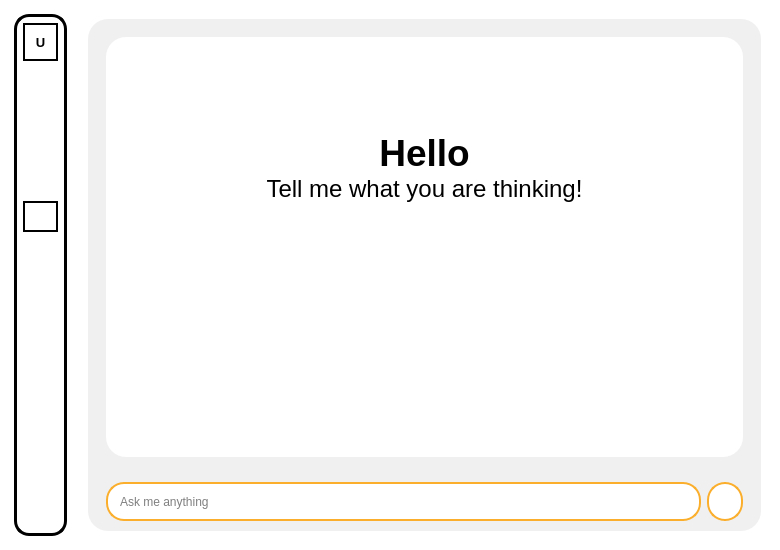
The window that SPCK/GUI/Chat.ui (MaiNgocChau9/Python-App-A-) describes before a commit, drawn with Qt 5.
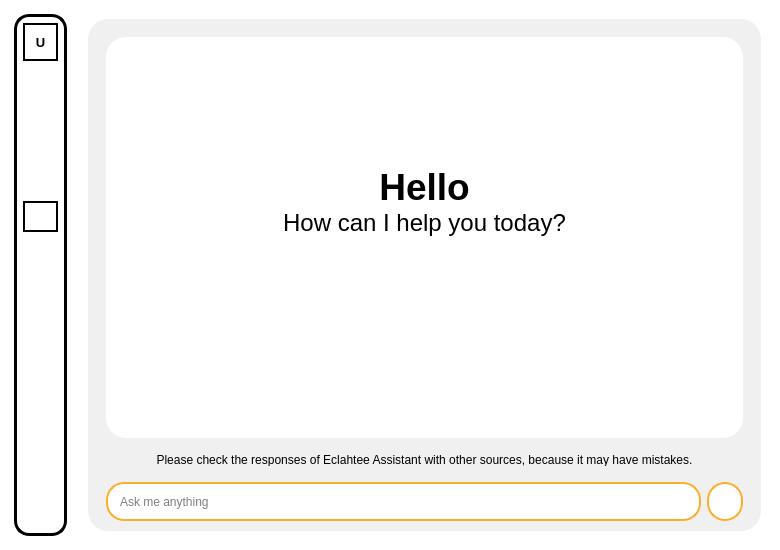
The same window after the commit. Icons and pictures are not drawn.

Diff of the .ui file:
```diff
--- a/SPCK/GUI/Chat.ui
+++ b/SPCK/GUI/Chat.ui
@@ -2,6 +2,9 @@
 <ui version="4.0">
  <class>MainWindow</class>
  <widget class="QMainWindow" name="MainWindow">
+  <property name="enabled">
+   <bool>true</bool>
+  </property>
   <property name="geometry">
    <rect>
     <x>0</x>
@@ -16,6 +19,11 @@
     <height>550</height>
    </size>
   </property>
+  <property name="font">
+   <font>
+    <kerning>false</kerning>
+   </font>
+  </property>
   <property name="windowTitle">
    <string>MainWindow</string>
   </property>
@@ -245,6 +253,20 @@
          <layout class="QVBoxLayout" name="verticalLayout_3">
           <item>
            <widget class="QTextBrowser" name="textBrowser">
+            <property name="enabled">
+             <bool>true</bool>
+            </property>
+            <property name="font">
+             <font>
+              <kerning>false</kerning>
+             </font>
+            </property>
+            <property name="acceptDrops">
+             <bool>false</bool>
+            </property>
+            <property name="toolTip">
+             <string/>
+            </property>
             <property name="styleSheet">
              <string notr="true">QTextBrowser{
 	border: 0px;
@@ -259,22 +281,55 @@
             <property name="horizontalScrollBarPolicy">
              <enum>Qt::ScrollBarAlwaysOff</enum>
             </property>
+            <property name="sizeAdjustPolicy">
+             <enum>QAbstractScrollArea::AdjustIgnored</enum>
+            </property>
             <property name="html">
              <string>&lt;!DOCTYPE HTML PUBLIC &quot;-//W3C//DTD HTML 4.0//EN&quot; &quot;http://www.w3.org/TR/REC-html40/strict.dtd&quot;&gt;
 &lt;html&gt;&lt;head&gt;&lt;meta name=&quot;qrichtext&quot; content=&quot;1&quot; /&gt;&lt;style type=&quot;text/css&quot;&gt;
 p, li { white-space: pre-wrap; }
 &lt;/style&gt;&lt;/head&gt;&lt;body style=&quot; font-family:'MS Shell Dlg 2'; font-size:8.25pt; font-weight:400; font-style:normal;&quot;&gt;
-&lt;p style=&quot;-qt-paragraph-type:empty; margin-top:0px; margin-bottom:0px; margin-left:0px; margin-right:0px; -qt-block-indent:0; text-indent:0px; font-size:8pt;&quot;&gt;&lt;br /&gt;&lt;/p&gt;
-&lt;p align=&quot;center&quot; style=&quot;-qt-paragraph-type:empty; margin-top:0px; margin-bottom:0px; margin-left:0px; margin-right:0px; -qt-block-indent:0; text-indent:0px; font-size:22pt; font-weight:600;&quot;&gt;&lt;br /&gt;&lt;/p&gt;
-&lt;p align=&quot;center&quot; style=&quot;-qt-paragraph-type:empty; margin-top:0px; margin-bottom:0px; margin-left:0px; margin-right:0px; -qt-block-indent:0; text-indent:0px; font-size:22pt; font-weight:600;&quot;&gt;&lt;br /&gt;&lt;/p&gt;
-&lt;p align=&quot;center&quot; style=&quot; margin-top:0px; margin-bottom:0px; margin-left:0px; margin-right:0px; -qt-block-indent:0; text-indent:0px;&quot;&gt;&lt;span style=&quot; font-size:28pt; font-weight:600;&quot;&gt;Hello&lt;/span&gt;&lt;/p&gt;
-&lt;p align=&quot;center&quot; style=&quot; margin-top:0px; margin-bottom:0px; margin-left:0px; margin-right:0px; -qt-block-indent:0; text-indent:0px;&quot;&gt;&lt;span style=&quot; font-size:18pt;&quot;&gt;Tell me what you are thinking!&lt;/span&gt;&lt;/p&gt;&lt;/body&gt;&lt;/html&gt;</string>
+&lt;p style=&quot;-qt-paragraph-type:empty; margin-top:0px; margin-bottom:0px; margin-left:0px; margin-right:0px; -qt-block-indent:0; text-indent:0px; font-family:'Segoe UI'; font-size:8pt;&quot;&gt;&lt;br /&gt;&lt;/p&gt;
+&lt;p align=&quot;center&quot; style=&quot;-qt-paragraph-type:empty; margin-top:0px; margin-bottom:0px; margin-left:0px; margin-right:0px; -qt-block-indent:0; text-indent:0px; font-family:'Segoe UI'; font-size:22pt; font-weight:600;&quot;&gt;&lt;br /&gt;&lt;/p&gt;
+&lt;p align=&quot;center&quot; style=&quot;-qt-paragraph-type:empty; margin-top:0px; margin-bottom:0px; margin-left:0px; margin-right:0px; -qt-block-indent:0; text-indent:0px; font-family:'Segoe UI'; font-size:22pt; font-weight:600;&quot;&gt;&lt;br /&gt;&lt;/p&gt;
+&lt;p align=&quot;center&quot; style=&quot;-qt-paragraph-type:empty; margin-top:0px; margin-bottom:0px; margin-left:0px; margin-right:0px; -qt-block-indent:0; text-indent:0px; font-family:'Segoe UI'; font-size:22pt; font-weight:600;&quot;&gt;&lt;br /&gt;&lt;/p&gt;
+&lt;p align=&quot;center&quot; style=&quot; margin-top:0px; margin-bottom:0px; margin-left:0px; margin-right:0px; -qt-block-indent:0; text-indent:0px;&quot;&gt;&lt;span style=&quot; font-family:'Segoe UI'; font-size:28pt; font-weight:600;&quot;&gt;Hello&lt;/span&gt;&lt;/p&gt;
+&lt;p align=&quot;center&quot; style=&quot; margin-top:0px; margin-bottom:0px; margin-left:0px; margin-right:0px; -qt-block-indent:0; text-indent:0px;&quot;&gt;&lt;span style=&quot; font-family:'Segoe UI'; font-size:18pt;&quot;&gt;How can I help you today?&lt;/span&gt;&lt;/p&gt;&lt;/body&gt;&lt;/html&gt;</string>
+            </property>
+            <property name="openExternalLinks">
+             <bool>true</bool>
             </property>
            </widget>
           </item>
          </layout>
         </widget>
        </item>
+       <item>
+        <widget class="QLabel" name="label_7">
+         <property name="font">
+          <font>
+           <family>Segoe UI Historic</family>
+           <pointsize>9</pointsize>
+           <weight>50</weight>
+           <bold>false</bold>
+          </font>
+         </property>
+         <property name="styleSheet">
+          <string notr="true">margin: 0px;
+padding: 0px;
+border: 0px;
+background-color: transparent;
+max-height: 13px;
+min-height: 13px;</string>
+         </property>
+         <property name="text">
+          <string>Please check the responses of Eclahtee Assistant with other sources, because it may have mistakes.</string>
+         </property>
+         <property name="alignment">
+          <set>Qt::AlignCenter</set>
+         </property>
+        </widget>
+       </item>
        <item>
         <widget class="QWidget" name="widget_4" native="true">
          <property name="styleSheet">
```
Left out of the diff: 6 changed lines with no effect on the pictures.
